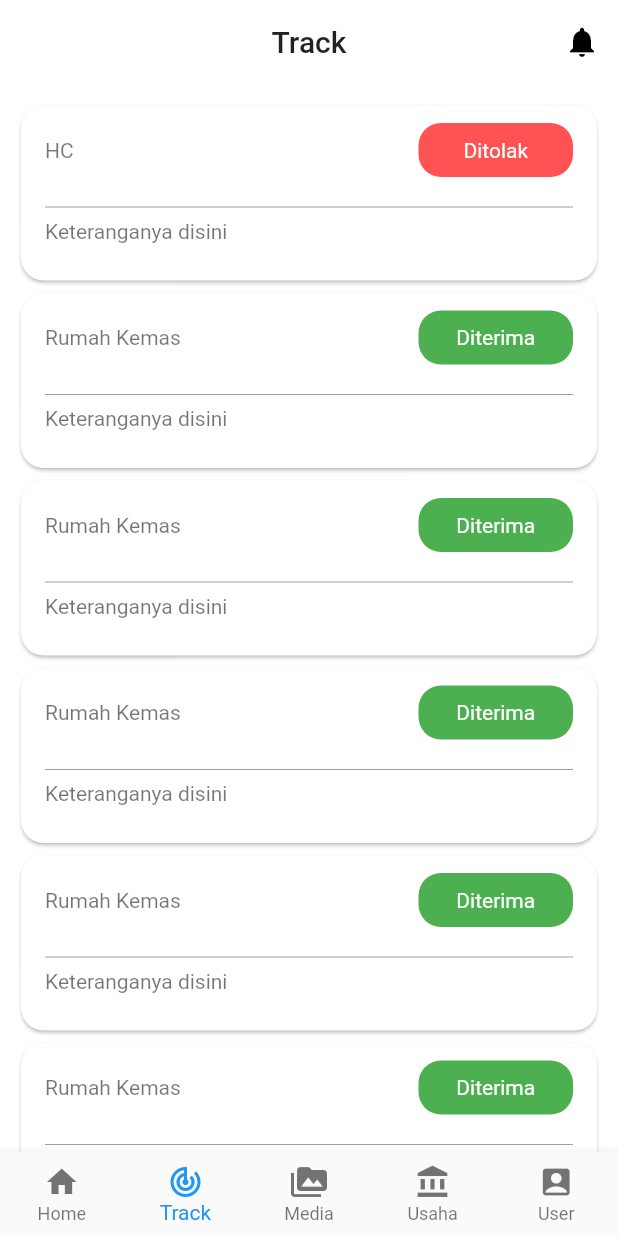
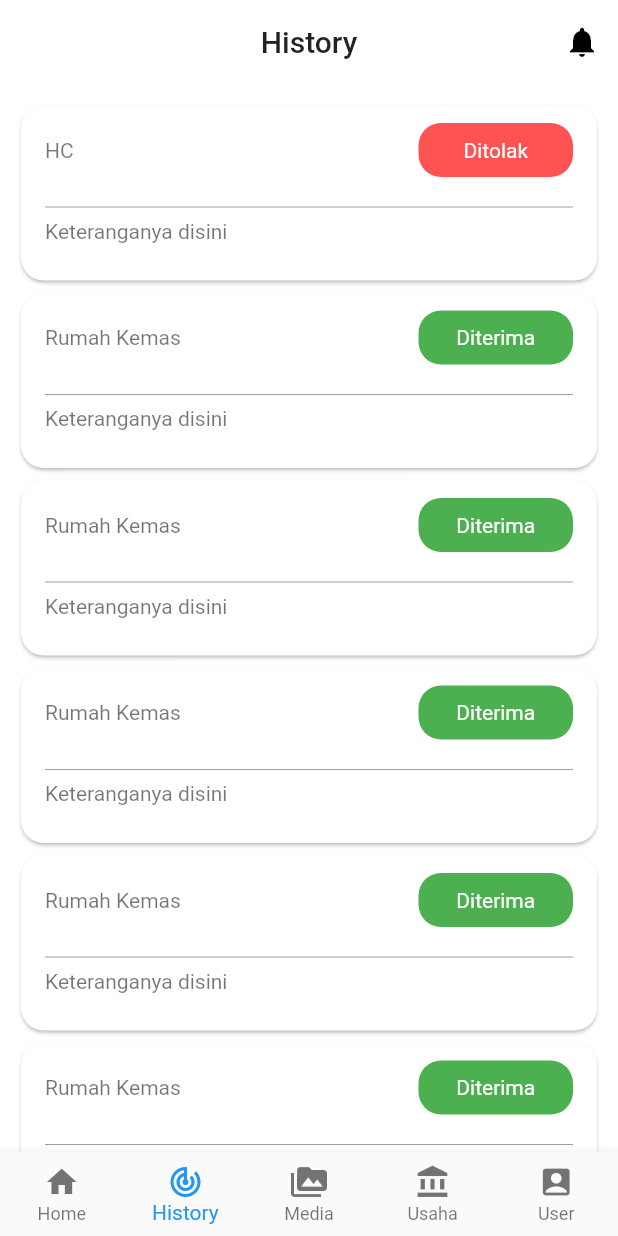
Before and after one commit to OKKPD/okkpddev, a Flutter app: the HomeScreen screen opened by its route, item 2 of the bottom bar chosen, on a phone screen of 412 x 824 dp. Run offline on Flutter 3.47's test engine with Material 2 defaults, Android fonts, the phone set to English and light mode, and no system bars; our stand-ins replace fluttertoast, image_picker, shared_preferences; accounts and stored records are empty; Roboto replaces fonts that are missing (NeoSans, NeoSansBold).

```diff
--- a/okkpd_mobile/lib/main.dart
+++ b/okkpd_mobile/lib/main.dart
@@ -9,6 +9,7 @@ import 'package:okkpd_mobile/pages/psat_screen.dart';
 import 'package:okkpd_mobile/pages/hc_screen.dart';
 import 'package:okkpd_mobile/pages/primaDua_screen.dart';
 import 'package:okkpd_mobile/pages/rumahKemas_screen.dart';
+import 'package:okkpd_mobile/pages/media_screen.dart';
 import 'package:flutter/services.dart';
 import 'package:shared_preferences/shared_preferences.dart';
 
@@ -36,6 +37,7 @@ class MyApp extends StatelessWidget {
             '/primaDuascreen' : (BuildContext context) => new PrimaduaScreen(),
             '/primaTigascreen' : (BuildContext context) => new PrimatigaScreen(),
             '/rumahKemas' : (BuildContext context) => new Rumahkemas(),
+            '/mediaScreen' : (BuildContext context) => new Mediascreen(),
 
           },
 
--- a/okkpd_mobile/lib/pages/home_screen.dart
+++ b/okkpd_mobile/lib/pages/home_screen.dart
@@ -5,6 +5,12 @@ import 'package:okkpd_mobile/pages/dashboard_screen.dart';
 import 'package:okkpd_mobile/pages/user_screen.dart';
 import 'package:okkpd_mobile/pages/profil_usaha_screen.dart';
 import 'package:okkpd_mobile/pages/status_screen.dart';
+import 'package:okkpd_mobile/pages/primaTiga_screen.dart';
+import 'package:okkpd_mobile/pages/psat_screen.dart';
+import 'package:okkpd_mobile/pages/hc_screen.dart';
+import 'package:okkpd_mobile/pages/primaDua_screen.dart';
+import 'package:okkpd_mobile/pages/rumahKemas_screen.dart';
+import 'package:okkpd_mobile/pages/media_screen.dart';
 
 
 
@@ -20,9 +26,10 @@ class _HomeScreenState extends State<HomeScreen> {
   final widgetOptions = [
     DashboardScreen(),
     StatusScreen(),
-    Text('Media'),
+    Mediascreen(),
     ProfilUsahaScreen(),
-    UserScreen(),
+    UserScreen()
+
   ];
 
   @override
@@ -56,7 +63,7 @@ class _HomeScreenState extends State<HomeScreen> {
           items: <BottomNavigationBarItem>[
             BottomNavigationBarItem(icon: Icon(Icons.home), title: Text('Home')),
             BottomNavigationBarItem(
-                icon: Icon(Icons.track_changes), title: Text('Track')),
+                icon: Icon(Icons.track_changes), title: Text('History')),
             BottomNavigationBarItem(
                 icon: Icon(Icons.perm_media), title: Text('Media')),
             BottomNavigationBarItem(
@@ -79,7 +86,7 @@ class _HomeScreenState extends State<HomeScreen> {
       if(index == 0){
         appBarTitle = "OKKPD Jateng";
       }else if(index == 1){
-        appBarTitle = "Track";
+        appBarTitle = "History";
       }else if(index == 2){
         appBarTitle = "Media";
       }else if(index == 3){
```
Also changed, not shown: okkpd_mobile/lib/pages/media_screen.dart (added, +99 -0 lines).
